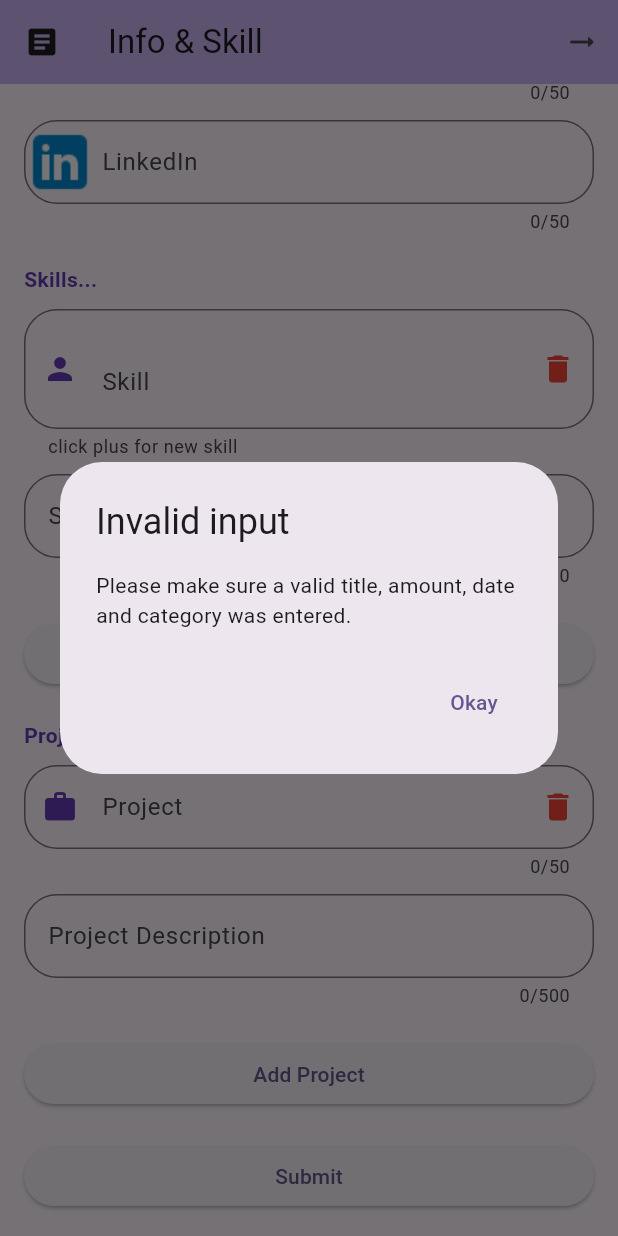
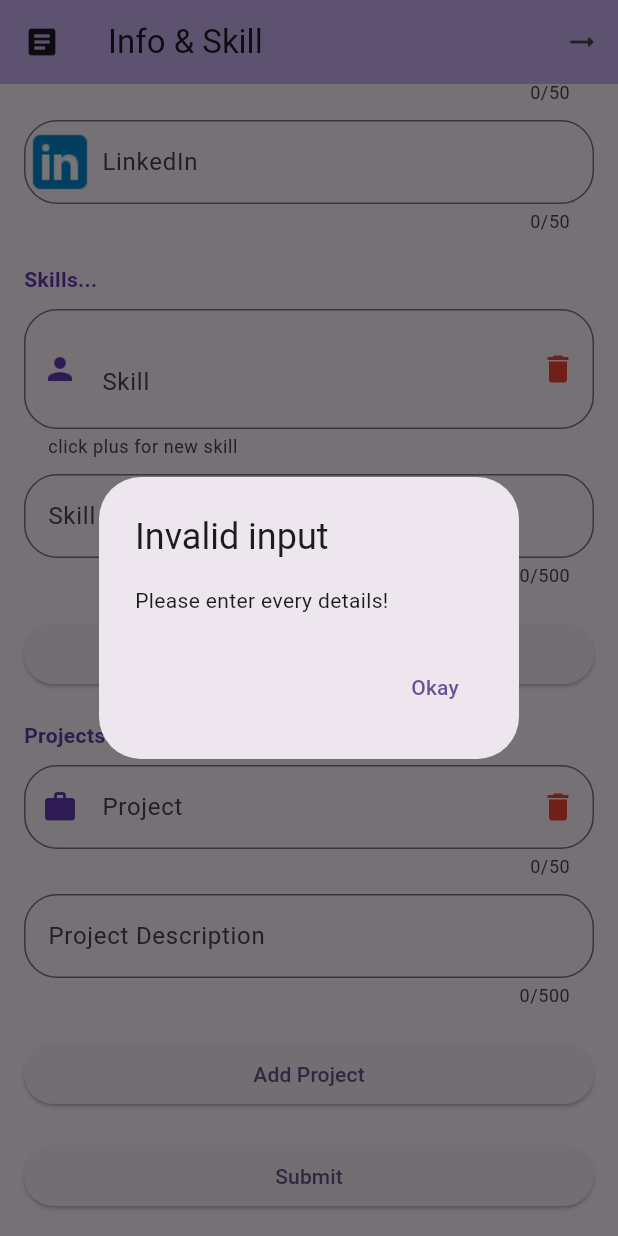
Before and after one commit to Dasa-Nitish-2004/Student_Collaboration_project, a Flutter app: the SkillPage screen opened directly, scrolled down 164 dp, after a tap on "Submit", on a phone screen of 412 x 824 dp. Run offline on Flutter 3.47's test engine with Material 3 defaults, Android fonts, the light colour scheme and no system bars; our stand-ins replace google_sign_in, shared_preferences; missing offline and left inert: mongo_dart; accounts and stored records are empty.

Commit message:
skillfectch not completed

```diff
--- a/lib/activities/main.dart
+++ b/lib/activities/main.dart
@@ -99,6 +99,13 @@ class _signInPageState extends State<signInPage> {
         ),
       );
     } catch (error) {
+      ScaffoldMessenger.of(context).showSnackBar(
+        SnackBar(
+          content: Text("Unsuccessfull to register :$email try again"),
+          duration: Duration(seconds: 2),
+        ),
+      );
+      _googleSignIn.disconnect();
       print(error);
     } finally {
       setState(() {});
--- a/lib/activities/skillsPage.dart
+++ b/lib/activities/skillsPage.dart
@@ -112,16 +112,33 @@ class _SkillPageState extends State<SkillPage> {
     print('Skills: $skills');
     print('Projects: $projects');
 
+    bool isentryValid = true;
+
+    if (userDescription.isEmpty || gitHub.isEmpty || linkedIn.isEmpty) {
+      isentryValid = false;
+    }
+
+    String content = isentryValid
+        ? 'User Description: $userDescription\nGitHub: $gitHub\nLinkedIn: $linkedIn\nSkills: $skills\nProjects: $projects\n'
+        : "Please enter every details!";
+
     showDialog(
       context: context,
       builder: (ctx) => AlertDialog(
-        title: const Text('Invalid input'),
-        content: const Text(
-            'Please make sure a valid title, amount, date and category was entered.'),
+        title: Text(isentryValid ? "Check Entry Details" : 'Invalid input'),
+        content: Text(content),
         actions: [
           TextButton(
             onPressed: () {
-              Navigator.pop(ctx);
+              isentryValid
+                  ? Navigator.pushReplacement(context, MaterialPageRoute(
+                      builder: (context) {
+                        return Center(
+                          child: Text("next page"),
+                        );
+                      },
+                    ))
+                  : Navigator.pop(context);
             },
             child: const Text('Okay'),
           ),
--- a/lib/data.dart
+++ b/lib/data.dart
@@ -1,98 +1,113 @@
+import 'package:mongo_dart/mongo_dart.dart';
+import 'package:scolab/DatabaseService/databaseServices.dart';
+
+Future<List> get getskills async {
+  Db db = await MongoDb().getConnection();
+  List skill = [];
+  var skills = await db.collection('availskill');
+  var k = await skills.find(where.sortBy('skill').fields(['skills'])).toList();
+  k.forEach((element) {
+    skill = element['skills'];
+  });
+  print(skill);
+  return skill;
+}
+
 List<String> skills = [
-  'Python',
-  'JavaScript',
-  'Java',
-  'C#',
-  'C++',
-  'Ruby',
-  'Swift',
-  'Kotlin',
-  'PHP',
-  'TypeScript',
-  'Go',
-  'Rust',
-  'SQL',
-  'R',
-  'MATLAB',
-  'HTML',
-  'CSS',
-  'Sass',
-  'Bootstrap',
-  'React',
-  'Angular',
-  'Vue.js',
-  'Svelte',
-  'jQuery',
-  'ASP.NET',
-  'Django',
-  'Flask',
-  'Ruby on Rails',
-  'Laravel',
-  'Flutter',
-  'React Native',
-  'Swift (iOS)',
-  'Kotlin (Android)',
-  'Java (Android)',
-  'MySQL',
-  'PostgreSQL',
-  'SQLite',
-  'MongoDB',
-  'Redis',
-  'Cassandra',
-  'Firebase',
-  'Oracle DB',
-  'Docker',
-  'Kubernetes',
-  'Jenkins',
-  'Git',
-  'GitHub',
-  'GitLab',
-  'CI/CD',
-  'AWS',
-  'Azure',
-  'Google Cloud Platform',
-  'Terraform',
-  'Ansible',
-  'TensorFlow',
-  'PyTorch',
-  'Scikit-learn',
-  'Keras',
-  'Pandas',
-  'NumPy',
-  'Matplotlib',
-  'Seaborn',
-  'Jupyter',
-  'RStudio',
-  'Hadoop',
-  'Spark',
-  'Agile',
-  'Scrum',
-  'Kanban',
-  'TDD',
-  'BDD',
-  'RESTful APIs',
-  'GraphQL',
-  'Microservices',
-  'OOP',
-  'Functional Programming',
-  'Version Control',
-  'Penetration Testing',
-  'Ethical Hacking',
-  'Network Security',
-  'Cryptography',
-  'OWASP',
-  'SIEM',
-  'Firewalls',
-  'IDS',
-  'Bash/Shell Scripting',
-  'PowerShell',
-  'Linux',
-  'Unix',
-  'Windows Server',
-  'macOS',
-  'Vagrant',
-  'VirtualBox',
-  'VMware',
-  'Salesforce',
-  'SAP'
+  "Python",
+  "JavaScript",
+  "Java",
+  "C#",
+  "C++",
+  "Ruby",
+  "Swift",
+  "Kotlin",
+  "PHP",
+  "TypeScript",
+  "Go",
+  "Rust",
+  "SQL",
+  "R",
+  "MATLAB",
+  "HTML",
+  "CSS",
+  "Sass",
+  "Bootstrap",
+  "React",
+  "Angular",
+  "Vue.js",
+  "Svelte",
+  "jQuery",
+  "ASP.NET",
+  "Django",
+  "Flask",
+  "Ruby on Rails",
+  "Laravel",
+  "Flutter",
+  "React Native",
+  "Swift (iOS)",
+  "Kotlin (Android)",
+  "Java (Android)",
+  "MySQL",
+  "PostgreSQL",
+  "SQLite",
+  "MongoDB",
+  "Redis",
+  "Cassandra",
+  "Firebase",
+  "Oracle DB",
+  "Docker",
+  "Kubernetes",
+  "Jenkins",
+  "Git",
+  "GitHub",
+  "GitLab",
+  "CI/CD",
+  "AWS",
+  "Azure",
+  "Google Cloud Platform",
+  "Terraform",
+  "Ansible",
+  "TensorFlow",
+  "PyTorch",
+  "Scikit-learn",
+  "Keras",
+  "Pandas",
+  "NumPy",
+  "Matplotlib",
+  "Seaborn",
+  "Jupyter",
+  "RStudio",
+  "Hadoop",
+  "Spark",
+  "Agile",
+  "Scrum",
+  "Kanban",
+  "TDD",
+  "BDD",
+  "RESTful APIs",
+  "GraphQL",
+  "Microservices",
+  "OOP",
+  "Functional Programming",
+  "Version Control",
+  "Penetration Testing",
+  "Ethical Hacking",
+  "Network Security",
+  "Cryptography",
+  "OWASP",
+  "SIEM",
+  "Firewalls",
+  "IDS",
+  "Bash/Shell Scripting",
+  "PowerShell",
+  "Linux",
+  "Unix",
+  "Windows Server",
+  "macOS",
+  "Vagrant",
+  "VirtualBox",
+  "VMware",
+  "Salesforce",
+  "SA"
 ];
```
